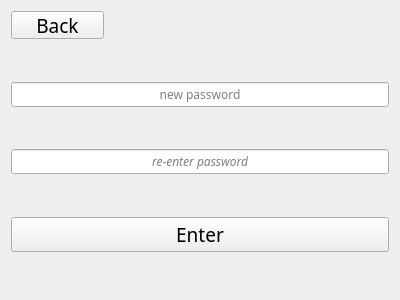
Youssef-Elkaheil/ATM-software, file ATM-v2/password_page.ui: the form before one commit.
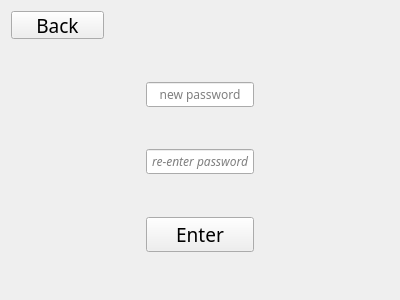
The form after the commit.

Commit message: added password change and fawry service pages

```diff
--- a/ATM-v2/password_page.ui
+++ b/ATM-v2/password_page.ui
@@ -13,8 +13,47 @@
   <property name="windowTitle">
    <string>Form</string>
   </property>
-  <layout class="QVBoxLayout" name="verticalLayout">
-   <item>
+  <layout class="QGridLayout" name="gridLayout">
+   <item row="3" column="2">
+    <spacer name="horizontalSpacer_2">
+     <property name="orientation">
+      <enum>Qt::Horizontal</enum>
+     </property>
+     <property name="sizeHint" stdset="0">
+      <size>
+       <width>40</width>
+       <height>20</height>
+      </size>
+     </property>
+    </spacer>
+   </item>
+   <item row="3" column="0">
+    <spacer name="horizontalSpacer_3">
+     <property name="orientation">
+      <enum>Qt::Horizontal</enum>
+     </property>
+     <property name="sizeHint" stdset="0">
+      <size>
+       <width>40</width>
+       <height>20</height>
+      </size>
+     </property>
+    </spacer>
+   </item>
+   <item row="4" column="1">
+    <spacer name="verticalSpacer">
+     <property name="orientation">
+      <enum>Qt::Vertical</enum>
+     </property>
+     <property name="sizeHint" stdset="0">
+      <size>
+       <width>20</width>
+       <height>40</height>
+      </size>
+     </property>
+    </spacer>
+   </item>
+   <item row="0" column="0">
     <widget class="QPushButton" name="back_button">
      <property name="sizePolicy">
       <sizepolicy hsizetype="Minimum" vsizetype="Minimum">
@@ -39,8 +78,8 @@
      </property>
     </widget>
    </item>
-   <item>
-    <spacer name="verticalSpacer">
+   <item row="6" column="1">
+    <spacer name="verticalSpacer_2">
      <property name="orientation">
       <enum>Qt::Vertical</enum>
      </property>
@@ -52,68 +91,7 @@
      </property>
     </spacer>
    </item>
-   <item>
-    <widget class="QLineEdit" name="new_password">
-     <property name="sizePolicy">
-      <sizepolicy hsizetype="Minimum" vsizetype="Minimum">
-       <horstretch>0</horstretch>
-       <verstretch>0</verstretch>
-      </sizepolicy>
-     </property>
-     <property name="font">
-      <font>
-       <family>Sans Serif</family>
-       <pointsize>9</pointsize>
-       <weight>50</weight>
-       <bold>false</bold>
-      </font>
-     </property>
-     <property name="inputMethodHints">
-      <set>Qt::ImhDigitsOnly</set>
-     </property>
-     <property name="inputMask">
-      <string notr="true">0000</string>
-     </property>
-     <property name="text">
-      <string/>
-     </property>
-     <property name="maxLength">
-      <number>4</number>
-     </property>
-     <property name="frame">
-      <bool>true</bool>
-     </property>
-     <property name="cursorPosition">
-      <number>4</number>
-     </property>
-     <property name="alignment">
-      <set>Qt::AlignCenter</set>
-     </property>
-     <property name="placeholderText">
-      <string>new password</string>
-     </property>
-     <property name="cursorMoveStyle">
-      <enum>Qt::VisualMoveStyle</enum>
-     </property>
-     <property name="clearButtonEnabled">
-      <bool>true</bool>
-     </property>
-    </widget>
-   </item>
-   <item>
-    <spacer name="verticalSpacer_4">
-     <property name="orientation">
-      <enum>Qt::Vertical</enum>
-     </property>
-     <property name="sizeHint" stdset="0">
-      <size>
-       <width>20</width>
-       <height>40</height>
-      </size>
-     </property>
-    </spacer>
-   </item>
-   <item>
+   <item row="5" column="1">
     <widget class="QLineEdit" name="re_password">
      <property name="sizePolicy">
       <sizepolicy hsizetype="Minimum" vsizetype="Minimum">
@@ -131,13 +109,7 @@
       </font>
      </property>
      <property name="inputMethodHints">
-      <set>Qt::ImhNone</set>
-     </property>
-     <property name="inputMask">
-      <string>0000</string>
-     </property>
-     <property name="text">
-      <string/>
+      <set>Qt::ImhHiddenText|Qt::ImhNoAutoUppercase|Qt::ImhNoPredictiveText|Qt::ImhSensitiveData</set>
      </property>
      <property name="maxLength">
       <number>4</number>
@@ -145,8 +117,8 @@
      <property name="frame">
       <bool>true</bool>
      </property>
-     <property name="cursorPosition">
-      <number>4</number>
+     <property name="echoMode">
+      <enum>QLineEdit::Password</enum>
      </property>
      <property name="alignment">
       <set>Qt::AlignCenter</set>
@@ -162,9 +134,64 @@
      </property>
     </widget>
    </item>
-   <item>
-    <spacer name="verticalSpacer_2">
+   <item row="3" column="1">
+    <widget class="QLineEdit" name="new_password">
+     <property name="sizePolicy">
+      <sizepolicy hsizetype="Minimum" vsizetype="Minimum">
+       <horstretch>0</horstretch>
+       <verstretch>0</verstretch>
+      </sizepolicy>
+     </property>
+     <property name="font">
+      <font>
+       <family>Sans Serif</family>
+       <pointsize>9</pointsize>
+       <weight>50</weight>
+       <bold>false</bold>
+      </font>
+     </property>
+     <property name="inputMethodHints">
+      <set>Qt::ImhDigitsOnly|Qt::ImhHiddenText|Qt::ImhNoAutoUppercase|Qt::ImhNoPredictiveText|Qt::ImhSensitiveData</set>
+     </property>
+     <property name="maxLength">
+      <number>4</number>
+     </property>
+     <property name="frame">
+      <bool>true</bool>
+     </property>
+     <property name="echoMode">
+      <enum>QLineEdit::Password</enum>
+     </property>
+     <property name="alignment">
+      <set>Qt::AlignCenter</set>
+     </property>
+     <property name="placeholderText">
+      <string>new password</string>
+     </property>
+     <property name="cursorMoveStyle">
+      <enum>Qt::VisualMoveStyle</enum>
+     </property>
+     <property name="clearButtonEnabled">
+      <bool>true</bool>
+     </property>
+    </widget>
+   </item>
+   <item row="0" column="1" colspan="2">
+    <spacer name="horizontalSpacer">
      <property name="orientation">
+      <enum>Qt::Horizontal</enum>
+     </property>
+     <property name="sizeHint" stdset="0">
+      <size>
+       <width>40</width>
+       <height>20</height>
+      </size>
+     </property>
+    </spacer>
+   </item>
+   <item row="8" column="1">
+    <spacer name="verticalSpacer_3">
+     <property name="orientation">
       <enum>Qt::Vertical</enum>
      </property>
      <property name="sizeHint" stdset="0">
@@ -175,10 +202,23 @@
      </property>
     </spacer>
    </item>
-   <item>
+   <item row="1" column="1">
+    <spacer name="verticalSpacer_4">
+     <property name="orientation">
+      <enum>Qt::Vertical</enum>
+     </property>
+     <property name="sizeHint" stdset="0">
+      <size>
+       <width>20</width>
+       <height>40</height>
+      </size>
+     </property>
+    </spacer>
+   </item>
+   <item row="7" column="1">
     <widget class="QPushButton" name="enter_button">
      <property name="sizePolicy">
-      <sizepolicy hsizetype="Minimum" vsizetype="Expanding">
+      <sizepolicy hsizetype="Minimum" vsizetype="Minimum">
        <horstretch>0</horstretch>
        <verstretch>0</verstretch>
       </sizepolicy>
@@ -194,19 +234,6 @@
      </property>
     </widget>
    </item>
-   <item>
-    <spacer name="verticalSpacer_3">
-     <property name="orientation">
-      <enum>Qt::Vertical</enum>
-     </property>
-     <property name="sizeHint" stdset="0">
-      <size>
-       <width>20</width>
-       <height>40</height>
-      </size>
-     </property>
-    </spacer>
-   </item>
   </layout>
  </widget>
  <resources/>
```
The commit also changes 28 other files.
